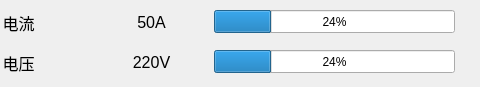
Above: setting/setline/setlineitem.ui from ChinaClever/BusBar-Qt before the change; both pictures show x 352 to 832 and y 0 to 87 of the 832 by 87 pixel window. Below: the same form after it.
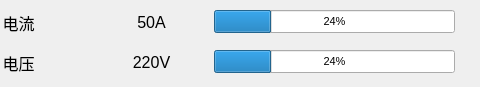
That is the form after the change. Custom widgets are drawn as their Qt base class.

```diff
--- a/setting/setline/setlineitem.ui
+++ b/setting/setline/setlineitem.ui
@@ -10,6 +10,11 @@
     <height>87</height>
    </rect>
   </property>
+  <property name="font">
+   <font>
+    <pointsize>8</pointsize>
+   </font>
+  </property>
   <property name="windowTitle">
    <string>Form</string>
   </property>
```
